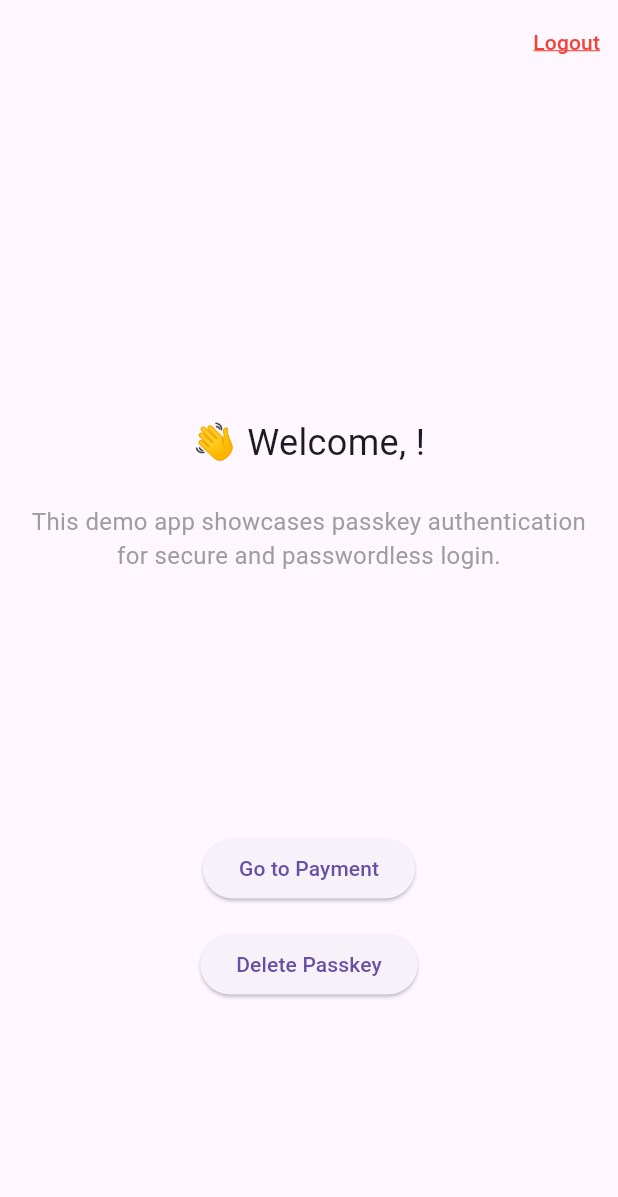
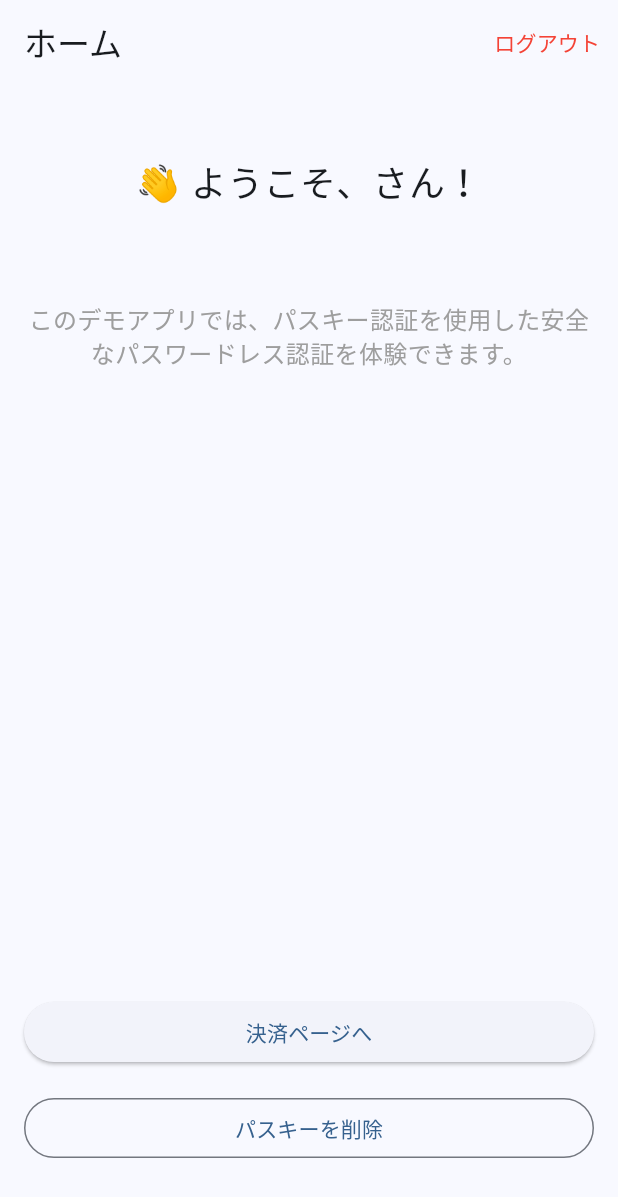
Before and after one commit to heyhey1028/flutter_passkey_demo, a Flutter app: the TopPage screen opened directly, on a phone screen of 412 x 824 dp. Shown: the top 1197 px of the screen. Run offline on Flutter 3.47's test engine with Material 3 defaults, Android fonts, the phone set to English and light mode, and no system bars; our stand-ins replace cloud_firestore, firebase_auth, firebase_core, freezed_annotation, go_router, slide_to_act; missing offline and left inert: passkeys; accounts and stored records are empty; generated files the repository leaves out were written again.

Commit message:
feat: Refactor authentication flow with GoRouter and implement login/signup pages

```diff
--- a/flutter_passkey_demo/lib/main.dart
+++ b/flutter_passkey_demo/lib/main.dart
@@ -1,44 +1,49 @@
 import 'package:flutter/material.dart';
 import 'package:firebase_core/firebase_core.dart';
-import 'package:firebase_auth/firebase_auth.dart';
+import 'package:go_router/go_router.dart';
+import 'firebase_options.dart';
 import 'top_page.dart';
+import 'login_page.dart';
 import 'signup_page.dart';
 
 void main() async {
   WidgetsFlutterBinding.ensureInitialized();
-  await Firebase.initializeApp();
+  await Firebase.initializeApp(
+    options: DefaultFirebaseOptions.currentPlatform,
+  );
   runApp(const MainApp());
 }
+
+final _router = GoRouter(
+  initialLocation: '/',
+  routes: [
+    GoRoute(
+      path: '/',
+      builder: (context, state) => const TopPage(),
+    ),
+    GoRoute(
+      path: '/login',
+      builder: (context, state) => const LoginPage(),
+    ),
+    GoRoute(
+      path: '/signup',
+      builder: (context, state) => const SignupPage(),
+    ),
+  ],
+);
 
 class MainApp extends StatelessWidget {
   const MainApp({super.key});
 
   @override
   Widget build(BuildContext context) {
-    return MaterialApp(
+    return MaterialApp.router(
+      routerConfig: _router,
       title: 'Flutter Passkey Demo',
       theme: ThemeData(
-        primarySwatch: Colors.blue,
+        colorScheme: ColorScheme.fromSeed(seedColor: Colors.blue),
         useMaterial3: true,
       ),
-      home: const AuthWrapper(),
     );
   }
 }
-
-class AuthWrapper extends StatelessWidget {
-  const AuthWrapper({super.key});
-
-  @override
-  Widget build(BuildContext context) {
-    return StreamBuilder<User?>(
-      stream: FirebaseAuth.instance.authStateChanges(),
-      builder: (context, snapshot) {
-        if (snapshot.hasData && snapshot.data != null) {
-          return const TopPage();
-        }
-        return const SignupPage();
-      },
-    );
-  }
-}
--- a/flutter_passkey_demo/lib/top_page.dart
+++ b/flutter_passkey_demo/lib/top_page.dart
@@ -1,6 +1,7 @@
 import 'package:flutter/material.dart';
 import 'package:firebase_auth/firebase_auth.dart';
 import 'package:cloud_firestore/cloud_firestore.dart';
+import 'package:go_router/go_router.dart';
 import 'payment_page.dart';
 
 class TopPage extends StatelessWidget {
@@ -8,25 +9,14 @@ class TopPage extends StatelessWidget {
 
   Future<void> _handleLogout(BuildContext context) async {
     try {
-      final user = FirebaseAuth.instance.currentUser;
-      if (user != null) {
-        // Delete user document from Firestore
-        await FirebaseFirestore.instance.collection('users').doc(user.uid).delete();
-        // Delete user from Firebase Authentication
-        await user.delete();
-        // Sign out
       await FirebaseAuth.instance.signOut();
-      }
-
       if (context.mounted) {
-        ScaffoldMessenger.of(context).showSnackBar(
-          const SnackBar(content: Text('Logged out and account deleted successfully')),
-        );
+        context.go('/login');
       }
     } catch (e) {
       if (context.mounted) {
         ScaffoldMessenger.of(context).showSnackBar(
-          SnackBar(content: Text('Failed to logout and delete account: ${e.toString()}')),
+          SnackBar(content: Text('ログアウトに失敗しました: ${e.toString()}')),
         );
       }
     }
@@ -34,103 +24,136 @@ class TopPage extends StatelessWidget {
 
   @override
   Widget build(BuildContext context) {
-    final user = FirebaseAuth.instance.currentUser;
-    final screenHeight = MediaQuery.of(context).size.height;
+    return StreamBuilder<User?>(
+      stream: FirebaseAuth.instance.authStateChanges(),
+      builder: (context, snapshot) {
+        if (snapshot.connectionState == ConnectionState.waiting) {
+          return const Scaffold(
+            body: Center(
+              child: CircularProgressIndicator(),
+            ),
+          );
+        }
 
-    // Print user ID when screen is built
-    print('Current user ID: ${user?.uid}');
+        final user = snapshot.data;
+        if (user == null) {
+          return Scaffold(
+            appBar: AppBar(
+              title: const Text('ようこそ'),
+            ),
+            body: Center(
+              child: Column(
+                mainAxisAlignment: MainAxisAlignment.center,
+                children: [
+                  const Text(
+                    'ログインまたは新規登録してください',
+                    style: TextStyle(fontSize: 16),
+                  ),
+                  const SizedBox(height: 24),
+                  ElevatedButton(
+                    onPressed: () => context.go('/login'),
+                    child: const Text('ログイン'),
+                  ),
+                  TextButton(
+                    onPressed: () => context.go('/signup'),
+                    child: const Text('新規登録'),
+                  ),
+                ],
+              ),
+            ),
+          );
+        }
 
         return Scaffold(
           appBar: AppBar(
+            title: const Text('ホーム'),
             actions: [
               TextButton(
                 onPressed: () => _handleLogout(context),
                 child: const Text(
-              'Logout',
+                  'ログアウト',
                   style: TextStyle(
                     color: Colors.red,
-                decoration: TextDecoration.underline,
-                decorationColor: Colors.red,
                   ),
                 ),
               ),
             ],
           ),
-      body: Stack(
-        children: [
-          Column(
+          body: Column(
             crossAxisAlignment: CrossAxisAlignment.stretch,
             children: [
-              SizedBox(height: screenHeight * 0.25), // Position at 1/4 of screen height
-              if (user != null)
-                Container(
-                  width: double.infinity,
+              const SizedBox(height: 32),
+              FutureBuilder<DocumentSnapshot>(
+                future: FirebaseFirestore.instance.collection('users').doc(user.uid).get(),
+                builder: (context, snapshot) {
+                  final userData = snapshot.data?.data() as Map<String, dynamic>?;
+                  final name = userData?['name'] as String? ?? user.displayName ?? 'ユーザー';
+                  return Padding(
                     padding: const EdgeInsets.all(16.0),
                     child: Column(
                       children: [
-                      FutureBuilder<DocumentSnapshot>(
-                        future: FirebaseFirestore.instance.collection('users').doc(user.uid).get(),
-                        builder: (context, snapshot) {
-                          print('Snapshot data: ${snapshot.data}');
-                          if (snapshot.hasData) {
-                            print('User data: ${snapshot.data?.data()}');
-                            final userData = snapshot.data!.data() as Map<String, dynamic>?;
-                            final name = userData?['name'] as String? ?? 'User';
-                            return Text(
-                              '👋 Welcome, $name!',
+                        Text(
+                          '👋 ようこそ、$nameさん！',
                           textAlign: TextAlign.center,
                           style: const TextStyle(
                             fontSize: 24,
                           ),
-                            );
-                          }
-                          return const Text(
-                            '',
-                            textAlign: TextAlign.center,
-                            style: TextStyle(
-                              fontSize: 24,
+                        ),
+                        const SizedBox(height: 8),
+                        Text(
+                          user.email ?? '',
+                          style: const TextStyle(
+                            color: Colors.grey,
+                          ),
+                        ),
+                      ],
                     ),
                   );
                 },
               ),
-                      const SizedBox(height: 24), // Increased spacing here
-                      const Text(
-                        'This demo app showcases passkey authentication for secure and passwordless login.',
+              const Padding(
+                padding: EdgeInsets.all(16.0),
+                child: Text(
+                  'このデモアプリでは、パスキー認証を使用した安全なパスワードレス認証を体験できます。',
                   textAlign: TextAlign.center,
                   style: TextStyle(
                     fontSize: 16,
                     color: Colors.grey,
                   ),
                 ),
-                    ],
               ),
-                ),
-              Expanded(
-                child: Center(
+              const Spacer(),
+              Padding(
+                padding: const EdgeInsets.all(16.0),
                 child: Column(
-                    mainAxisAlignment: MainAxisAlignment.center,
                   children: [
-                      ElevatedButton(
+                    SizedBox(
+                      width: double.infinity,
+                      child: ElevatedButton(
                         onPressed: () => Navigator.of(context).push(
                           MaterialPageRoute(builder: (context) => const PaymentPage()),
                         ),
-                        child: const Text('Go to Payment'),
+                        child: const Text('決済ページへ'),
+                      ),
                     ),
                     const SizedBox(height: 16),
-                      ElevatedButton(
+                    SizedBox(
+                      width: double.infinity,
+                      child: OutlinedButton(
                         onPressed: () {
-                          // TODO: Implement passkey deletion
+                          // TODO: パスキーの削除を実装
                         },
-                        child: const Text('Delete Passkey'),
+                        child: const Text('パスキーを削除'),
+                      ),
                     ),
                   ],
                 ),
               ),
-              ),
-            ],
-          ),
+              const SizedBox(height: 32),
             ],
           ),
         );
+      },
+    );
   }
 }
```
Also changed, not shown: flutter_passkey_demo/lib/login_page.dart (added, +111 -0 lines), flutter_passkey_demo/lib/signup_page.dart (+86 -25 lines). Lines whose indentation alone changed are shown as unchanged.
